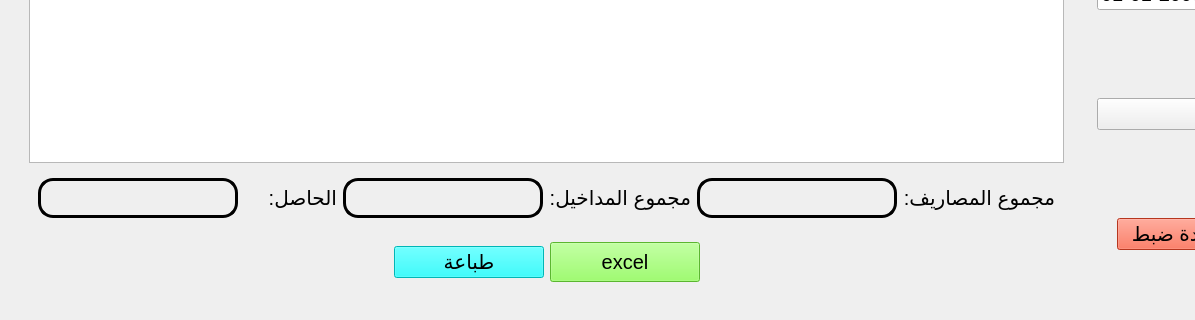
Before: the Qt Designer form app/ui/finance/solde.ui in yahiab05/student-managment-v2.0, drawn with Qt 5; both pictures show x 0 to 1195 and y 332 to 652 of the 1419 by 652 pixel window.
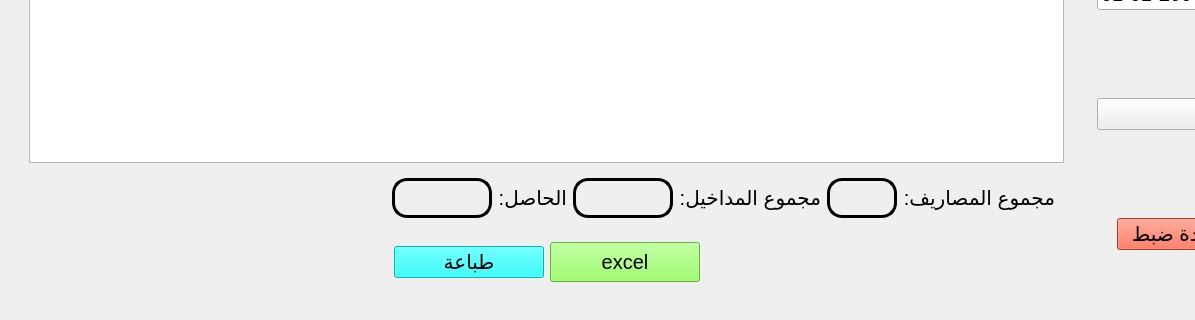
After: the same form once the commit is applied.

The edit to the form file:
```diff
--- a/app/ui/finance/solde.ui
+++ b/app/ui/finance/solde.ui
@@ -80,6 +80,19 @@
             <enum>QFrame::NoFrame</enum>
            </property>
            <layout class="QHBoxLayout" name="horizontalLayout_9">
+            <item>
+             <spacer name="horizontalSpacer_2">
+              <property name="orientation">
+               <enum>Qt::Horizontal</enum>
+              </property>
+              <property name="sizeHint" stdset="0">
+               <size>
+                <width>40</width>
+                <height>20</height>
+               </size>
+              </property>
+             </spacer>
+            </item>
             <item>
              <widget class="QLabel" name="solde">
               <property name="sizePolicy">
@@ -90,13 +103,13 @@
               </property>
               <property name="minimumSize">
                <size>
-                <width>200</width>
+                <width>100</width>
                 <height>40</height>
                </size>
               </property>
               <property name="maximumSize">
                <size>
-                <width>16777215</width>
+                <width>100</width>
                 <height>50</height>
                </size>
               </property>
@@ -116,6 +129,12 @@
             </item>
             <item>
              <widget class="QLabel" name="label_20">
+              <property name="sizePolicy">
+               <sizepolicy hsizetype="Fixed" vsizetype="Preferred">
+                <horstretch>0</horstretch>
+                <verstretch>0</verstretch>
+               </sizepolicy>
+              </property>
               <property name="font">
                <font>
                 <pointsize>15</pointsize>
@@ -139,13 +158,13 @@
               </property>
               <property name="minimumSize">
                <size>
-                <width>200</width>
+                <width>100</width>
                 <height>40</height>
                </size>
               </property>
               <property name="maximumSize">
                <size>
-                <width>16777215</width>
+                <width>100</width>
                 <height>50</height>
                </size>
               </property>
@@ -165,6 +184,12 @@
             </item>
             <item>
              <widget class="QLabel" name="label_21">
+              <property name="sizePolicy">
+               <sizepolicy hsizetype="Fixed" vsizetype="Preferred">
+                <horstretch>0</horstretch>
+                <verstretch>0</verstretch>
+               </sizepolicy>
+              </property>
               <property name="font">
                <font>
                 <pointsize>15</pointsize>
@@ -188,13 +213,13 @@
               </property>
               <property name="minimumSize">
                <size>
-                <width>200</width>
+                <width>70</width>
                 <height>40</height>
                </size>
               </property>
               <property name="maximumSize">
                <size>
-                <width>16777215</width>
+                <width>100</width>
                 <height>50</height>
                </size>
               </property>
```
Left out of the diff: 6 changed lines with no effect on the pictures.
